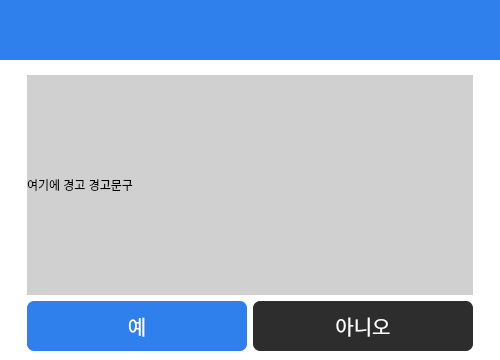
guaba98/class_album, file UI/UI_warning.ui: the form before one commit.
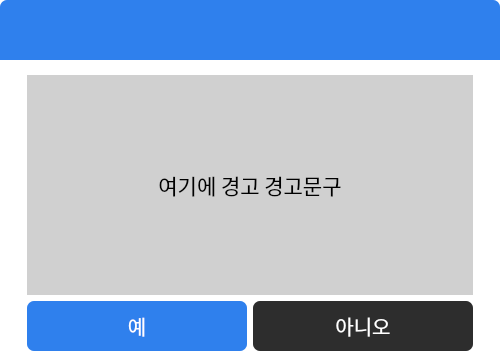
The form after the commit.

The edit to the form file:
```diff
--- a/UI/UI_warning.ui
+++ b/UI/UI_warning.ui
@@ -40,7 +40,9 @@
         </size>
        </property>
        <property name="styleSheet">
-        <string notr="true">background-color: rgb(47, 128, 237);</string>
+        <string notr="true">background-color: rgb(47, 128, 237);
+border-top-left-radius:7px;
+border-top-right-radius: 7px;</string>
        </property>
        <property name="text">
         <string/>
@@ -79,12 +81,21 @@
               <height>16777215</height>
              </size>
             </property>
+            <property name="font">
+             <font>
+              <family>나눔스퀘어 네오 Regular</family>
+              <pointsize>16</pointsize>
+             </font>
+            </property>
             <property name="styleSheet">
              <string notr="true">background-color: rgb(208, 208, 208);</string>
             </property>
             <property name="text">
              <string>여기에 경고 경고문구</string>
             </property>
+            <property name="alignment">
+             <set>Qt::AlignCenter</set>
+            </property>
            </widget>
           </item>
           <item>
```
Left out of the diff: 2 changed lines with no effect on the pictures.
